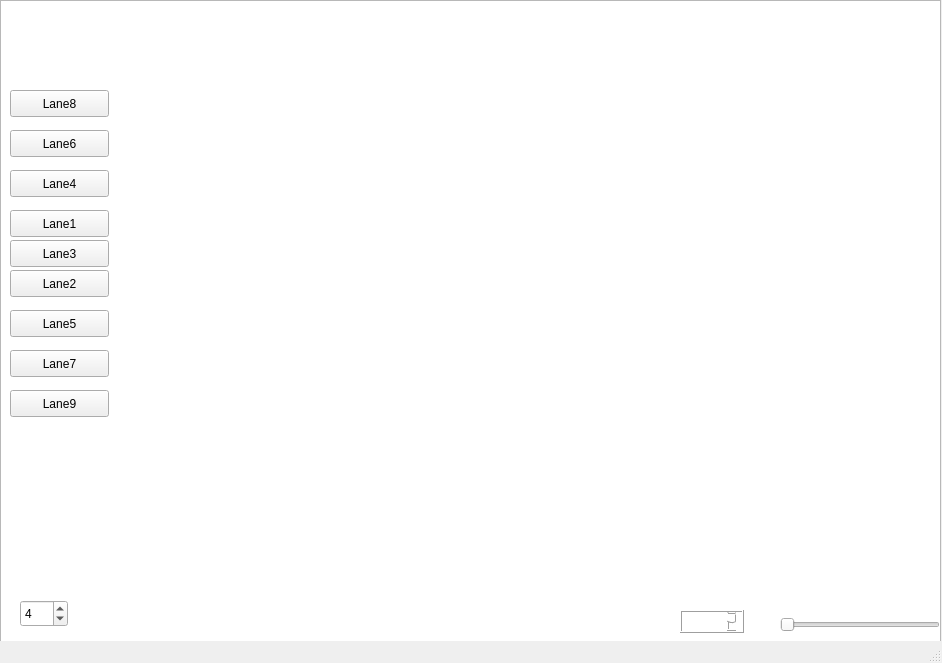
Above: mainwindow.ui from luym11/routing before the change. Below: the same form after it.
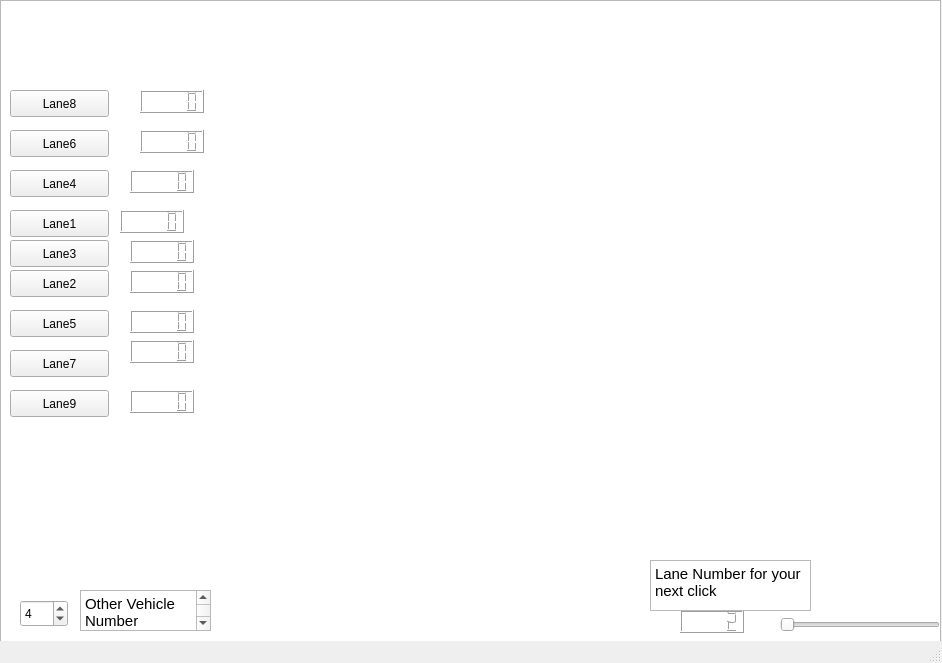
That is the form after the change.

Commit message: UI for display delay finished

The edit to the form file:
```diff
--- a/mainwindow.ui
+++ b/mainwindow.ui
@@ -69,7 +69,7 @@
      <enum>Qt::Horizontal</enum>
     </property>
    </widget>
-   <widget class="QLCDNumber" name="lcdNumber">
+   <widget class="QLCDNumber" name="lcdNumber_lane">
     <property name="geometry">
      <rect>
       <x>680</x>
@@ -192,6 +192,130 @@
      <number>4</number>
     </property>
    </widget>
+   <widget class="QTextBrowser" name="textBrowser">
+    <property name="geometry">
+     <rect>
+      <x>80</x>
+      <y>590</y>
+      <width>131</width>
+      <height>41</height>
+     </rect>
+    </property>
+    <property name="html">
+     <string>&lt;!DOCTYPE HTML PUBLIC &quot;-//W3C//DTD HTML 4.0//EN&quot; &quot;http://www.w3.org/TR/REC-html40/strict.dtd&quot;&gt;
+&lt;html&gt;&lt;head&gt;&lt;meta name=&quot;qrichtext&quot; content=&quot;1&quot; /&gt;&lt;style type=&quot;text/css&quot;&gt;
+p, li { white-space: pre-wrap; }
+&lt;/style&gt;&lt;/head&gt;&lt;body style=&quot; font-family:'Ubuntu'; font-size:11pt; font-weight:400; font-style:normal;&quot;&gt;
+&lt;p style=&quot; margin-top:0px; margin-bottom:0px; margin-left:0px; margin-right:0px; -qt-block-indent:0; text-indent:0px;&quot;&gt;Other Vehicle Number&lt;/p&gt;&lt;/body&gt;&lt;/html&gt;</string>
+    </property>
+   </widget>
+   <widget class="QTextBrowser" name="textBrowser_2">
+    <property name="geometry">
+     <rect>
+      <x>650</x>
+      <y>560</y>
+      <width>161</width>
+      <height>51</height>
+     </rect>
+    </property>
+    <property name="html">
+     <string>&lt;!DOCTYPE HTML PUBLIC &quot;-//W3C//DTD HTML 4.0//EN&quot; &quot;http://www.w3.org/TR/REC-html40/strict.dtd&quot;&gt;
+&lt;html&gt;&lt;head&gt;&lt;meta name=&quot;qrichtext&quot; content=&quot;1&quot; /&gt;&lt;style type=&quot;text/css&quot;&gt;
+p, li { white-space: pre-wrap; }
+&lt;/style&gt;&lt;/head&gt;&lt;body style=&quot; font-family:'Ubuntu'; font-size:11pt; font-weight:400; font-style:normal;&quot;&gt;
+&lt;p style=&quot; margin-top:0px; margin-bottom:0px; margin-left:0px; margin-right:0px; -qt-block-indent:0; text-indent:0px;&quot;&gt;Lane Number for your next click&lt;/p&gt;&lt;/body&gt;&lt;/html&gt;</string>
+    </property>
+   </widget>
+   <widget class="QLCDNumber" name="lcdNumber">
+    <property name="geometry">
+     <rect>
+      <x>120</x>
+      <y>210</y>
+      <width>64</width>
+      <height>23</height>
+     </rect>
+    </property>
+   </widget>
+   <widget class="QLCDNumber" name="lcdNumber_2">
+    <property name="geometry">
+     <rect>
+      <x>130</x>
+      <y>270</y>
+      <width>64</width>
+      <height>23</height>
+     </rect>
+    </property>
+   </widget>
+   <widget class="QLCDNumber" name="lcdNumber_3">
+    <property name="geometry">
+     <rect>
+      <x>130</x>
+      <y>240</y>
+      <width>64</width>
+      <height>23</height>
+     </rect>
+    </property>
+   </widget>
+   <widget class="QLCDNumber" name="lcdNumber_4">
+    <property name="geometry">
+     <rect>
+      <x>130</x>
+      <y>170</y>
+      <width>64</width>
+      <height>23</height>
+     </rect>
+    </property>
+   </widget>
+   <widget class="QLCDNumber" name="lcdNumber_5">
+    <property name="geometry">
+     <rect>
+      <x>130</x>
+      <y>310</y>
+      <width>64</width>
+      <height>23</height>
+     </rect>
+    </property>
+   </widget>
+   <widget class="QLCDNumber" name="lcdNumber_6">
+    <property name="geometry">
+     <rect>
+      <x>140</x>
+      <y>130</y>
+      <width>64</width>
+      <height>23</height>
+     </rect>
+    </property>
+   </widget>
+   <widget class="QLCDNumber" name="lcdNumber_7">
+    <property name="geometry">
+     <rect>
+      <x>130</x>
+      <y>340</y>
+      <width>64</width>
+      <height>23</height>
+     </rect>
+    </property>
+   </widget>
+   <widget class="QLCDNumber" name="lcdNumber_8">
+    <property name="geometry">
+     <rect>
+      <x>140</x>
+      <y>90</y>
+      <width>64</width>
+      <height>23</height>
+     </rect>
+    </property>
+   </widget>
+   <widget class="QLCDNumber" name="lcdNumber_9">
+    <property name="geometry">
+     <rect>
+      <x>130</x>
+      <y>390</y>
+      <width>64</width>
+      <height>23</height>
+     </rect>
+    </property>
+   </widget>
   </widget>
   <widget class="QStatusBar" name="statusBar"/>
  </widget>
```
The commit also changes 1 other file.
